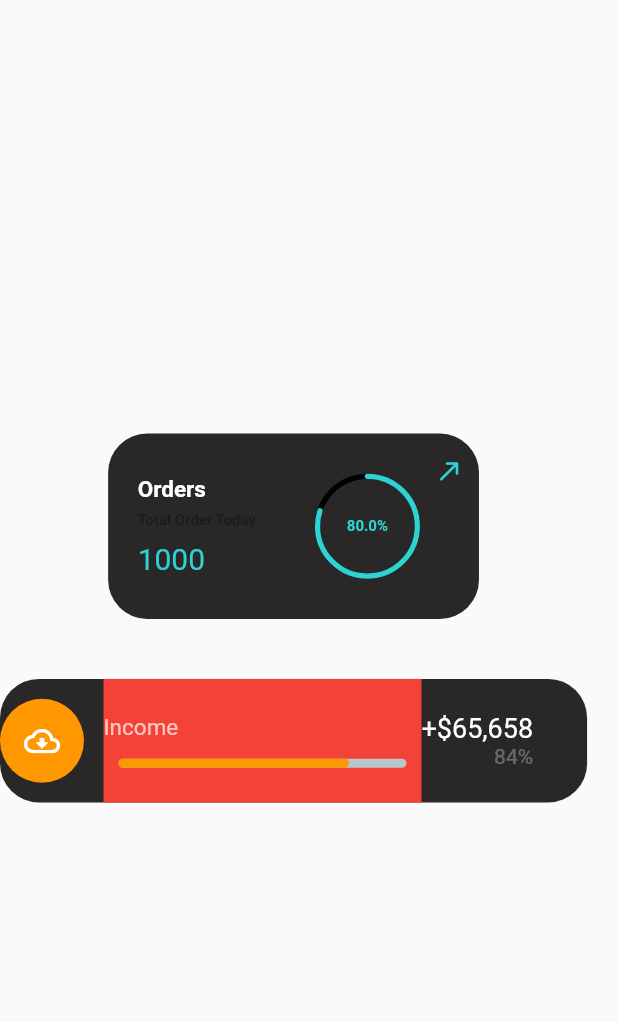
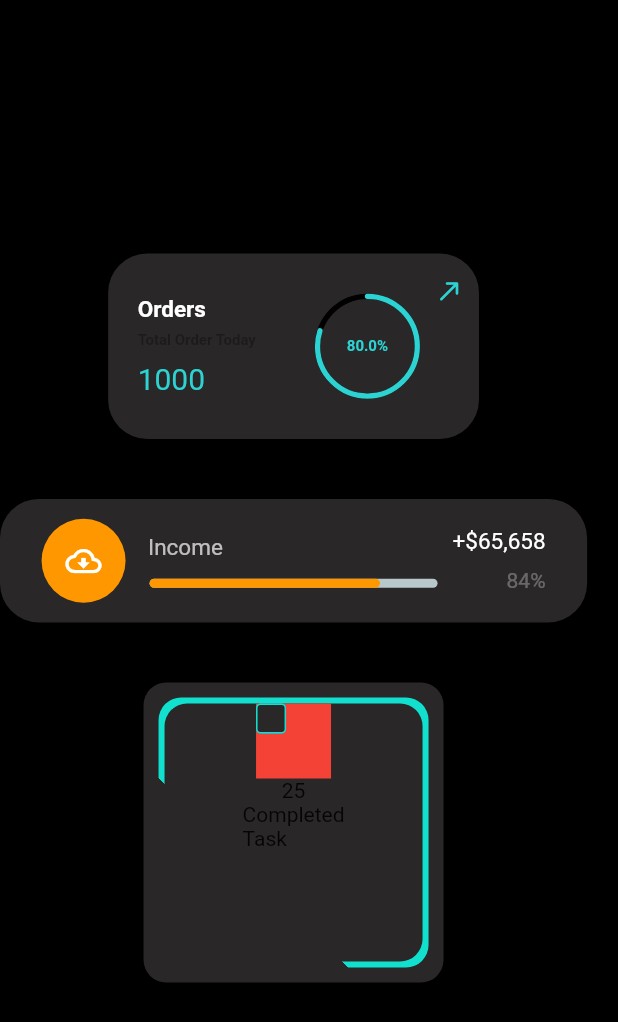
Before and after one commit to farhantw/gdemo, a Flutter app: the screen it shows after launch, on a phone screen of 412 x 824 dp. Shown: the top 1022 px of the screen. Run offline on Flutter 3.47's test engine with Material 2 defaults, Android fonts, the phone set to English and light mode, and no system bars; drawn by our look-alikes of percent_indicator.

Commit message:
update ui

```diff
--- a/gdemo/lib/screens/home_screen.dart
+++ b/gdemo/lib/screens/home_screen.dart
@@ -3,6 +3,7 @@ import 'package:gdemo/widgets/container_widget.dart';
 import 'package:gdemo/widgets/income.dart';
 import 'package:percent_indicator/percent_indicator.dart';
 
+import '../widgets/taskcompletedwidget.dart';
 import '../widgets/todaystotalorder.dart';
 
 class HomeScreen extends StatelessWidget {
@@ -11,15 +12,20 @@ class HomeScreen extends StatelessWidget {
   @override
   Widget build(BuildContext context) {
     return Scaffold(
+      backgroundColor: Colors.black,
       body: Column(
         mainAxisAlignment: MainAxisAlignment.center,
-        // crossAxisAlignment: CrossAxisAlignment.center,
+        // crossAxisAlignment: CrossAxisAlignment.start,
         children: [
           TodaysTotalOrder(),
           SizedBox(
             height: 40.0,
           ),
           Income(),
+          SizedBox(
+            height: 40.0,
+          ),
+          TaskCompletedWidget(),
         ],
       ),
     );
--- a/gdemo/lib/widgets/income.dart
+++ b/gdemo/lib/widgets/income.dart
@@ -17,7 +17,7 @@ class Income extends StatelessWidget {
       ),
       child: Row(
         crossAxisAlignment: CrossAxisAlignment.center,
-        // mainAxisAlignment: MainAxisAlignment.spaceBetween,
+        mainAxisAlignment: MainAxisAlignment.center,
         children: [
           CircleAvatar(
             backgroundColor: Colors.orange,
@@ -28,17 +28,18 @@ class Income extends StatelessWidget {
             radius: 28.0,
           ),
           SizedBox(
-            width: 13.0,
+            width: 6.0,
           ),
-          Container(
-            color: Colors.red,
-            child: Column(
+          Column(
             mainAxisAlignment: MainAxisAlignment.center,
             crossAxisAlignment: CrossAxisAlignment.start,
             children: [
-                Text(
+              Padding(
+                padding: const EdgeInsets.only(left: 9.0),
+                child: Text(
                   "Income",
                   style: TextStyle(fontSize: 15, color: Colors.white70),
+                ),
               ),
               SizedBox(
                 height: 12.0,
@@ -48,12 +49,11 @@ class Income extends StatelessWidget {
                 animation: true,
                 lineHeight: 6.0,
                 barRadius: Radius.circular(10.0),
-                  animationDuration: 2500,
+                animationDuration: 1000,
                 percent: 0.8,
                 progressColor: Colors.orange,
               ),
             ],
-            ),
           ),
           Column(
             mainAxisAlignment: MainAxisAlignment.center,
@@ -61,7 +61,10 @@ class Income extends StatelessWidget {
             children: [
               Text(
                 '+\u002465,658',
-                style: TextStyle(fontSize: 18, color: Colors.white),
+                style: TextStyle(fontSize: 15, color: Colors.white),
+              ),
+              SizedBox(
+                height: 9.0,
               ),
               Text(
                 "84%",
--- /dev/null
+++ b/gdemo/lib/widgets/taskcompletedwidget.dart
@@ -0,0 +1,88 @@
+import 'package:flutter/material.dart';
+import 'package:gdemo/widgets/container_widget.dart';
+
+class TaskCompletedWidget extends StatelessWidget {
+  const TaskCompletedWidget({Key? key}) : super(key: key);
+
+  @override
+  Widget build(BuildContext context) {
+    return ContainerWidget(
+      height: 200,
+      width: 200,
+      dbox: BoxDecoration(
+        color: Color.fromARGB(255, 41, 39, 39),
+        borderRadius: BorderRadius.circular(15),
+      ),
+      child: Container(
+        height: 180,
+        width: 180,
+        // change padding value to modify width of border
+        padding: EdgeInsets.all(4.0),
+
+        child: Container(
+          decoration: BoxDecoration(
+            color: Color.fromARGB(255, 41, 39, 39),
+            borderRadius: BorderRadius.circular(15),
+          ),
+          child: Column(children: [
+            Container(
+              color: Colors.red,
+              width: 50.0,
+              height: 50.0,
+              child: Stack(
+                children: [
+                  Positioned(
+                    child: ContainerWidget(
+                      height: 20,
+                      width: 20,
+                      dbox: BoxDecoration(
+                        border: Border.all(
+                          width: 1,
+                          color: Colors.blue,
+                        ),
+                        color: Color.fromARGB(255, 41, 39, 39),
+                        borderRadius: BorderRadius.circular(3),
+                      ),
+                    ),
+                  ),
+                  Positioned(
+                    // top: 5.0,
+                    // right: 5,
+                    child: ContainerWidget(
+                      height: 20,
+                      width: 20,
+                      dbox: BoxDecoration(
+                        border: Border.all(
+                          width: 1,
+                          color: Color.fromARGB(255, 17, 224, 207),
+                        ),
+                        color: Color.fromARGB(255, 41, 39, 39),
+                        borderRadius: BorderRadius.circular(3),
+                      ),
+                    ),
+                  ),
+                ],
+              ),
+            ),
+            Text("25"),
+            Text("Completed\nTask")
+          ]),
+        ),
+        decoration: BoxDecoration(
+          borderRadius: BorderRadius.circular(15),
+          gradient: LinearGradient(
+            colors: [
+              Color.fromARGB(255, 17, 224, 207),
+              Color.fromARGB(255, 41, 39, 39),
+              Color.fromARGB(255, 41, 39, 39),
+              Color.fromARGB(255, 17, 224, 207),
+            ],
+            begin: Alignment.topRight,
+            end: Alignment.bottomLeft,
+            stops: [0.65, 0.2, 0.99, 0.3],
+          ),
+        ),
+      ),
+    );
+  }
+}
--- a/gdemo/pubspec.yaml
+++ b/gdemo/pubspec.yaml
@@ -32,6 +32,7 @@ dependencies:
     sdk: flutter
   http: ^0.13.5
   percent_indicator: ^4.2.2
+  square_percent_indicater: ^0.1.0
 
 dev_dependencies:
   flutter_lints: ^1.0.0
```
Also changed, not shown: gdemo/pubspec.lock. Lines whose indentation alone changed are shown as unchanged.
